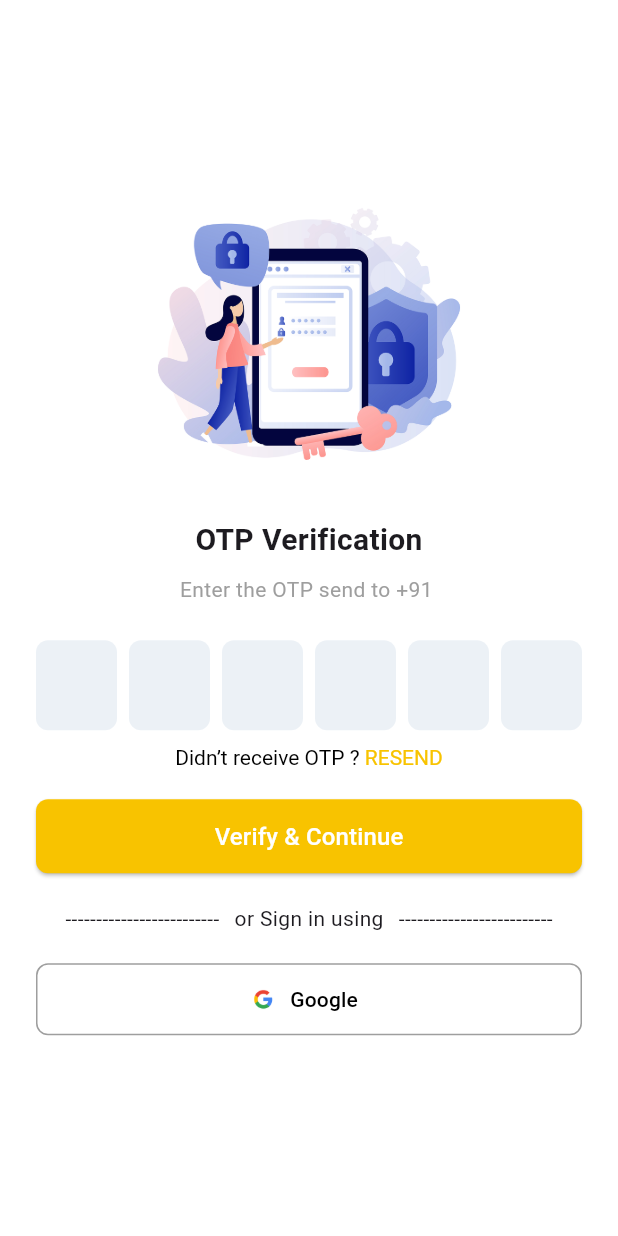
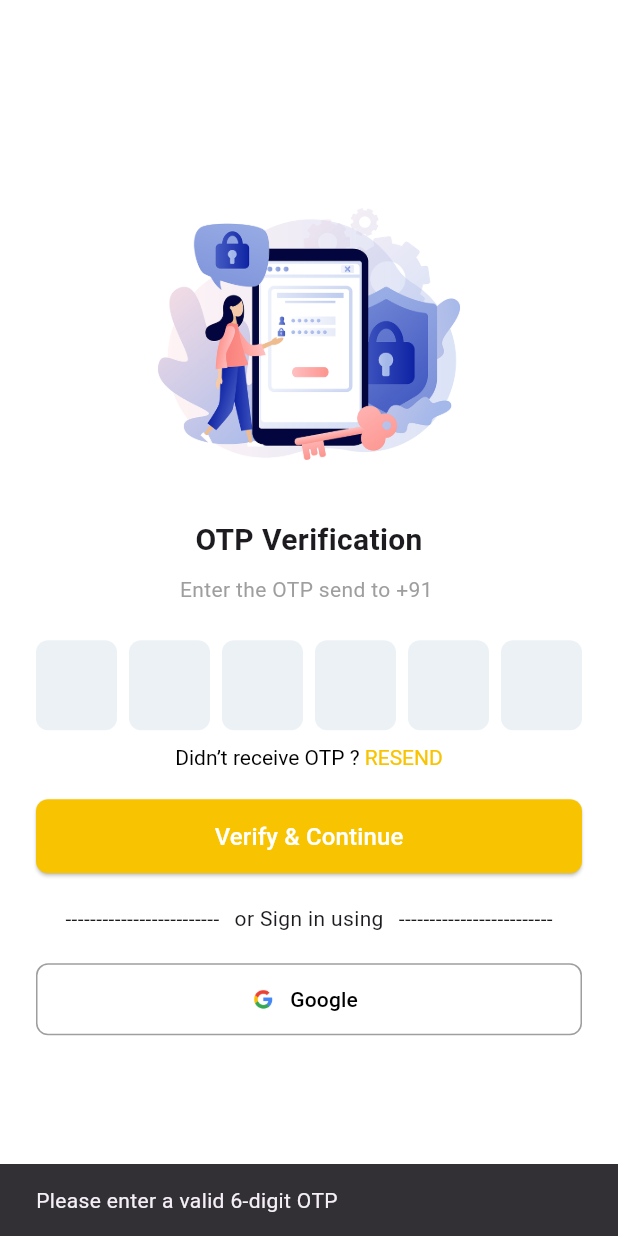
Before and after one commit to skashyap777/Rely-Gate, a Flutter app: the OtpEnterScreen screen opened directly with empty values, after a tap on "Verify & Continue", on a phone screen of 412 x 824 dp. Run offline on Flutter 3.47's test engine with Material 3 defaults, Android fonts, the phone set to English and light mode, and no system bars; drawn by our look-alikes of pinput; our stand-ins replace dio, firebase_core, flutter_image_compress, geolocator, go_router, google_maps_flutter and 4 more; missing offline and left inert: tflite_flutter; accounts and stored records are empty.

Commit message:
Update code

```diff
--- a/lib/screens/auth/pages/otp_enter_screen.dart
+++ b/lib/screens/auth/pages/otp_enter_screen.dart
@@ -59,6 +59,14 @@ class _OtpEnterScreenState extends State<OtpEnterScreen> {
 
                 ElevatedButton(
                   onPressed: () async {
+                    if (_otpController.text.length != 6) {
+                      ScaffoldMessenger.of(context).showSnackBar(
+                        const SnackBar(
+                          content: Text('Please enter a valid 6-digit OTP'),
+                        ),
+                      );
+                      return;
+                    }
                     final res = await store.verifyOtp(
                       widget.mobileNumber,
                       _otpController.text,
@@ -71,7 +79,19 @@ class _OtpEnterScreenState extends State<OtpEnterScreen> {
                         } else {
                           context.push("/completeProfile");
                         }
-                      } else {}
+                      } else {
+                        ScaffoldMessenger.of(context).showSnackBar(
+                          const SnackBar(
+                            content: Text('Failed to fetch profile data'),
+                          ),
+                        );
+                      }
+                    } else {
+                      ScaffoldMessenger.of(context).showSnackBar(
+                        const SnackBar(
+                          content: Text('OTP verification failed'),
+                        ),
+                      );
                     }
                   },
                   style: ElevatedButton.styleFrom(
--- a/lib/screens/auth/provider/auth_provide.dart
+++ b/lib/screens/auth/provider/auth_provide.dart
@@ -1,4 +1,5 @@
 import 'dart:convert';
+import 'dart:developer';
 
 import 'package:dio/dio.dart';
 import 'package:flutter/widgets.dart';
@@ -35,17 +36,25 @@ class AuthProvider extends ChangeNotifier {
 
   Future<bool> verifyOtp(String mobileNumebr, String otp) async {
     try {
+      debugPrint("Verifying OTP for mobile: $mobileNumebr, OTP: $otp");
       final response = await apiService.post(
         url: "/auth/verify-otp",
         data: {"mobile": mobileNumebr, "otp": otp},
       );
+      debugPrint("OTP Verify Response Status: ${response.statusCode}");
+      debugPrint("OTP Verify Response Data: ${response.data}");
       if (response.statusCode == 200 || response.statusCode == 201) {
         otpverify = OTPVerifyModel.fromJson(response.data);
         await TokenHandler.setString("token", otpverify?.data?.token ?? "");
+        debugPrint(
+          "OTP verification successful, token saved: ${otpverify?.data?.token}",
+        );
         return true;
       }
+      debugPrint("OTP verification failed with status: ${response.statusCode}");
       return false;
     } catch (e) {
+      debugPrint("OTP verification error: $e");
       return false;
     } finally {}
   }
@@ -73,7 +82,10 @@ class AuthProvider extends ChangeNotifier {
 
   Future<bool> getProfileData() async {
     try {
+      debugPrint("Fetching profile data");
       final response = await apiService.get(url: "/profile");
+      debugPrint("Profile Response Status: ${response.statusCode}");
+      debugPrint("Profile Response Data: ${response.data}");
       if (response.statusCode == 200 || response.statusCode == 201) {
         profile = UserDetailsModel.fromJson(response.data);
         await TokenHandler.setString(
@@ -81,10 +93,13 @@ class AuthProvider extends ChangeNotifier {
           jsonEncode(profile?.data?.profile),
         );
         userData = Profile.fromJson(response.data);
+        debugPrint("Profile data fetched successfully");
         return true;
       }
+      debugPrint("Profile fetch failed with status: ${response.statusCode}");
       return false;
     } catch (e) {
+      debugPrint("Profile fetch error: $e");
       return false;
     } finally {}
   }
```
Also changed, not shown: 1 other file.
